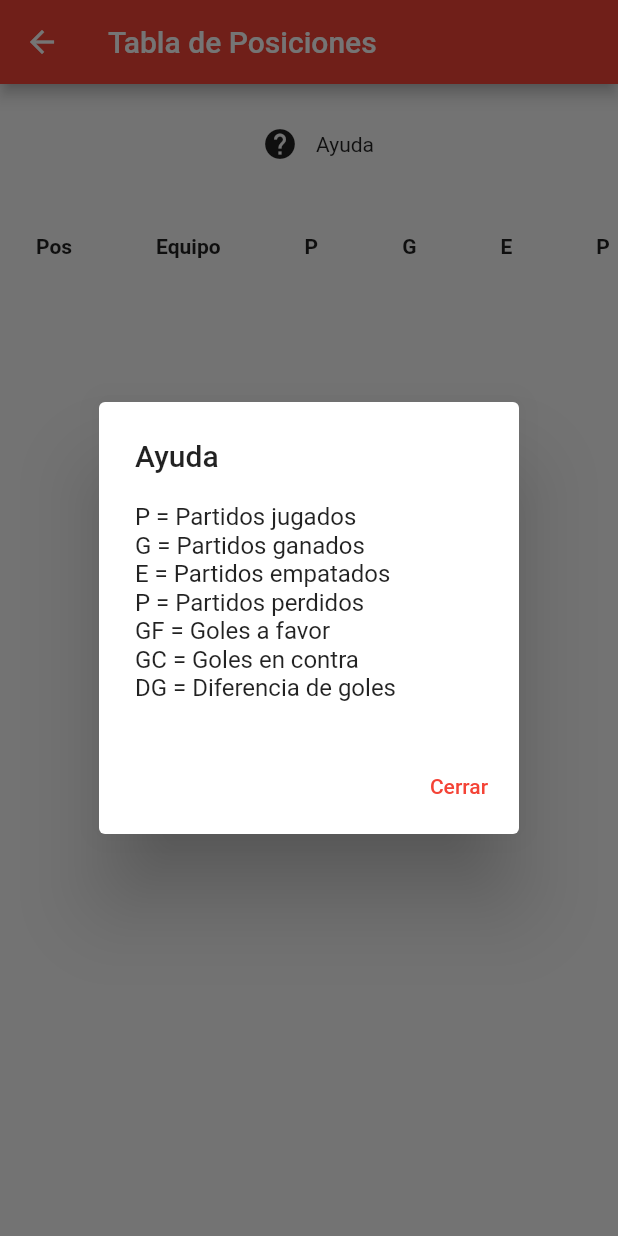
After one commit to hlsalazar/ligafut, a Flutter app: the TablaPosicionesScreen2 screen opened directly, after a tap on the "help" icon, on a phone screen of 412 x 824 dp. The commit adds this screen. Run offline on Flutter 3.47's test engine with Material 2 defaults, Android fonts, the phone set to English and light mode, and no system bars; our stand-ins replace cloud_firestore, firebase_auth, firebase_core, table_calendar; accounts and stored records are empty.

Commit message:
prototipo 1

```diff
--- a/lib/view/principal.dart
+++ b/lib/view/principal.dart
@@ -1,5 +1,6 @@
 import 'package:flutter/material.dart';
 import 'package:ligafut_app/view/TeamRegistrationPage.dart';
+import 'package:ligafut_app/view/tabla_posiciones2.dart';
 import 'CalendarPage.dart';
 import 'mostrar_equipos.dart';
 import 'tabla_posiciones.dart';
@@ -16,8 +17,9 @@ class _PantallaPrincipalState extends State<PantallaPrincipal> {
   final List<Widget> _pages = [
     CalendarPage(),
     TeamRegistrationPage(),
-    TablaPosicionesScreen(),
-    ListaEquiposPantalla()
+    //TablaPosicionesScreen(),
+    ListaEquiposPantalla(),
+    TablaPosicionesScreen2()
   ];
 
   @override
@@ -42,12 +44,12 @@ class _PantallaPrincipalState extends State<PantallaPrincipal> {
             label: 'Registro',
           ),
           BottomNavigationBarItem(
-            icon: Icon(Icons.table_chart),
-            label: 'Configuraciones',
+            icon: Icon(Icons.group),
+            label: 'Equipos',
           ),
           BottomNavigationBarItem(
             icon: Icon(Icons.group),
-            label: 'Equipos',
+            label: 'Tabla',
           ),
         ],
       ),
--- /dev/null
+++ b/lib/view/tabla_posiciones2.dart
@@ -0,0 +1,136 @@
+import 'package:flutter/material.dart';
+import 'package:cloud_firestore/cloud_firestore.dart';
+
+import '../models/equipo.dart';
+
+class TablaPosicionesScreen2 extends StatefulWidget {
+  const TablaPosicionesScreen2({super.key});
+
+  @override
+  State<TablaPosicionesScreen2> createState() => _TablaPosicionesScreenState();
+}
+
+class _TablaPosicionesScreenState extends State<TablaPosicionesScreen2> {
+  bool _showHelp = false;
+
+  @override
+  Widget build(BuildContext context) {
+    return Scaffold(
+      appBar: AppBar(
+        title: const Text('Tabla de Posiciones'),
+      ),
+      body: SingleChildScrollView(
+        child: Column(
+          children: [
+            SizedBox(height: 16),
+            Row(
+              mainAxisAlignment: MainAxisAlignment.center,
+              children: [
+                IconButton(
+                  icon: Icon(Icons.help),
+                  onPressed: () {
+                    showDialog(
+                      context: context,
+                      builder: (BuildContext context) {
+                        return AlertDialog(
+                          title: Text('Ayuda'),
+                          content: Column(
+                            mainAxisSize: MainAxisSize.min,
+                            crossAxisAlignment: CrossAxisAlignment.start,
+                            children: [
+                              Text('P = Partidos jugados'),
+                              Text('G = Partidos ganados'),
+                              Text('E = Partidos empatados'),
+                              Text('P = Partidos perdidos'),
+                              Text('GF = Goles a favor'),
+                              Text('GC = Goles en contra'),
+                              Text('DG = Diferencia de goles'),
+                            ],
+                          ),
+                          actions: <Widget>[
+                            TextButton(
+                              onPressed: () {
+                                Navigator.of(context).pop();
+                              },
+                              child: Text('Cerrar'),
+                            ),
+                          ],
+                        );
+                      },
+                    );
+                  },
+                ),
+                Text('Ayuda'),
+              ],
+            ),
+            SizedBox(height: 16),
+            StreamBuilder<QuerySnapshot>(
+              stream: FirebaseFirestore.instance.collection('equipos').snapshots(),
+              builder: (context, snapshot) {
+                if (!snapshot.hasData) {
+                  return CircularProgressIndicator();
+                }
+                List<Equipo> listaEquipos = [];
+                snapshot.data!.docs.forEach((document) {
+                  var data = document.data() as Map<String, dynamic>;
+                  String nombreEquipo = data['NombreEquipo'];
+                  String capitan = data['Capitan'];
+                  String ciudad = data['Ciudad'];
+                  listaEquipos.add(Equipo(
+                      nombreEquipo: nombreEquipo, capitan: capitan, ciudad: ciudad));
+                });
+
+                listaEquipos.sort((a, b) {
+                  // Ordena los equipos según su posición en la tabla (puedes cambiar el criterio)
+                  // Por ejemplo, podrías ordenar por puntaje descendente
+                  // o por diferencia de goles, etc.
+                  // Asegúrate de definir tu propio criterio de ordenamiento aquí.
+                  return 0;
+                });
+
+                int posicion = 1;
+
+                return SingleChildScrollView(
+                  scrollDirection: Axis.horizontal,
+                  child: SingleChildScrollView(
+                    scrollDirection: Axis.vertical,
+                    child: DataTable(
+                      headingTextStyle: TextStyle(fontWeight: FontWeight.bold),
+                      columns: [
+                        DataColumn(label: Text('Pos')),
+                        DataColumn(label: Text('Equipo')),
+                        DataColumn(label: Text('P')),
+                        DataColumn(label: Text('G')),
+                        DataColumn(label: Text('E')),
+                        DataColumn(label: Text('P')),
+                        DataColumn(label: Text('GF')),
+                        DataColumn(label: Text('GC')),
+                        DataColumn(label: Text('DG')),
+                      ],
+                      rows: listaEquipos.map((equipo) {
+                        final DataRow dataRow = DataRow(cells: [
+                          DataCell(Text('$posicion')),
+                          DataCell(Text(equipo.nombreEquipo)),
+                          DataCell(Text('10')), // Partidos jugados
+                          DataCell(Text('7')),  // Partidos ganados
+                          DataCell(Text('2')),  // Partidos empatados
+                          DataCell(Text('1')),  // Partidos perdidos
+                          DataCell(Text('25')), // Goles a favor
+                          DataCell(Text('12')), // Goles en contra
+                          DataCell(Text('13')), // Diferencia de goles
+                        ]);
+
+                        posicion++;
+                        return dataRow;
+                      }).toList(),
+                    ),
+                  ),
+                );
+              },
+            ),
+          ],
+        ),
+      ),
+    );
+  }
+}
```
